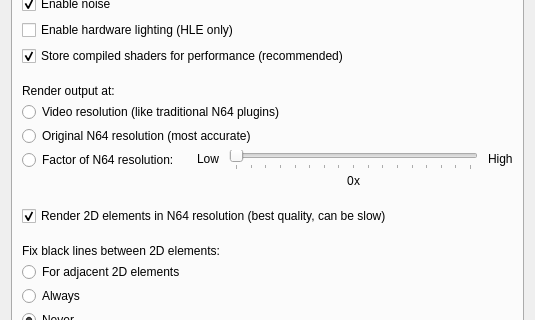
The window that src/GLideNUI/configDialog.ui (gonetz/GLideN64) describes before a commit, drawn with Qt 5; both pictures show x 0 to 535 and y 116 to 436 of the 535 by 536 pixel window.
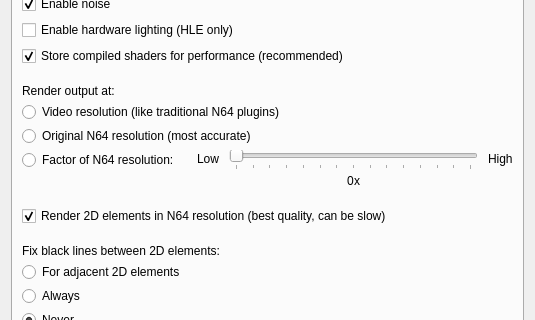
The same window after the commit. The open tabs and pages were chosen to show the change. Icons and pictures are not drawn.

Commit message: Resolution factor is now minimum 2x

The edit to the form file:
```diff
--- a/src/GLideNUI/configDialog.ui
+++ b/src/GLideNUI/configDialog.ui
@@ -1085,6 +1085,9 @@
                  </property>
                  <item>
                   <widget class="QSlider" name="resolutionFactorSlider">
+                   <property name="minimum">
+                    <number>2</number>
+                   </property>
                    <property name="maximum">
                     <number>16</number>
                    </property>
```
Left out of the diff: 8 changed lines with no effect on the pictures.
